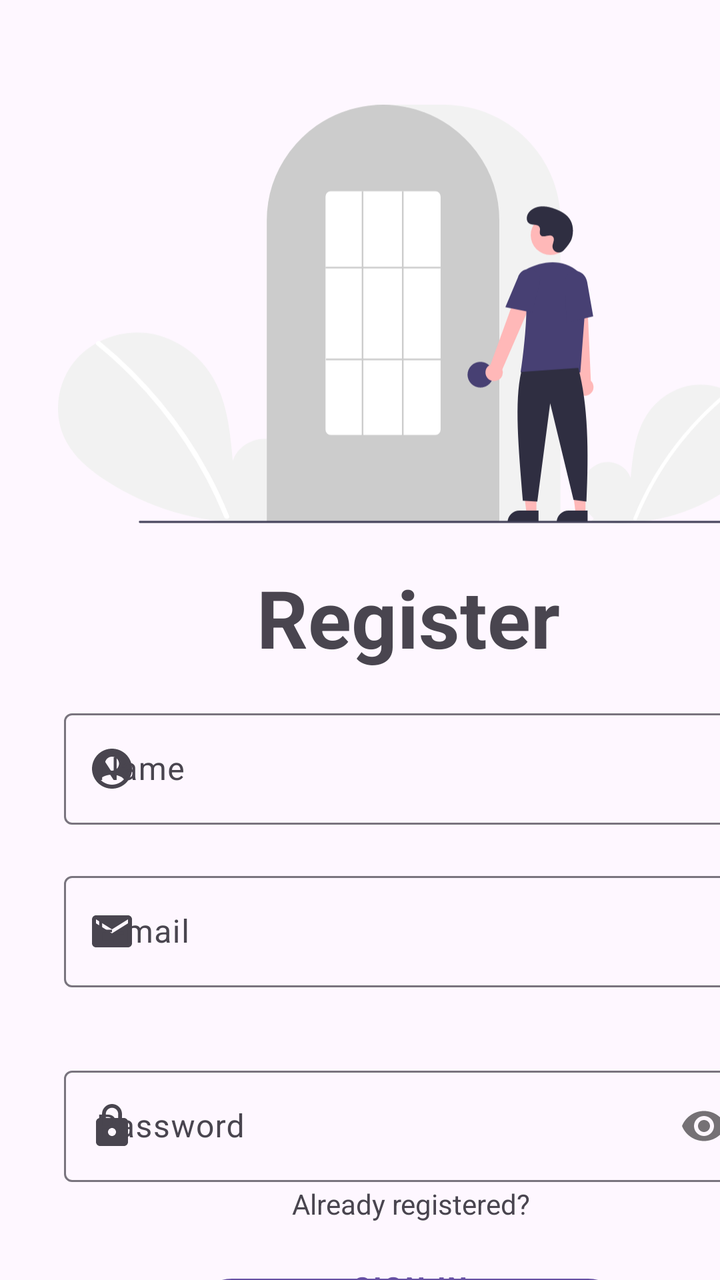
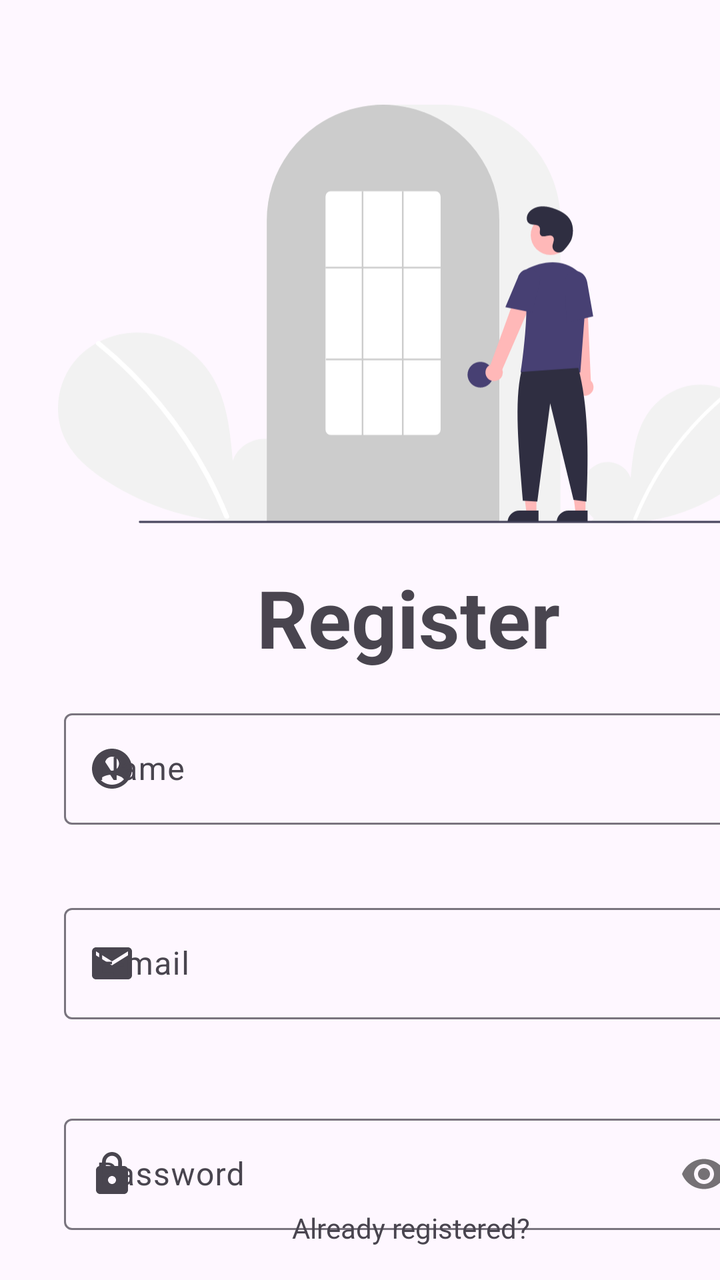

Two renders of the same Android screen: before a commit and after it. Below are the layout's source before the change and the commit's diff.
<!-- AndroidManifest.xml: application theme Theme.Foodalchemy -->
<!-- res/layout/fragment_registration.xml -->
<?xml version="1.0" encoding="utf-8"?>
<androidx.constraintlayout.widget.ConstraintLayout xmlns:android="http://schemas.android.com/apk/res/android"
    xmlns:app="http://schemas.android.com/apk/res-auto"
    xmlns:tools="http://schemas.android.com/tools"
    android:layout_width="match_parent"
    android:layout_height="match_parent"
    tools:context=".ui.AuthActivity">

    <ImageView
        android:id="@+id/imageView2"
        android:layout_width="350dp"
        android:layout_height="250dp"
        android:layout_marginTop="32dp"
        android:src="@drawable/undraw_login_re_4vu2"
        app:layout_constraintBottom_toTopOf="@+id/textview_register"
        app:layout_constraintEnd_toStartOf="@+id/guideline6"
        app:layout_constraintStart_toStartOf="@+id/guideline5"
        app:layout_constraintTop_toTopOf="parent"
        android:contentDescription="@string/sign_up_image"/>

    <TextView
        android:id="@+id/textview_register"
        android:layout_width="wrap_content"
        android:layout_height="wrap_content"
        android:text="@string/register_textview"
        android:textSize="40sp"
        android:textStyle="bold"
        app:layout_constraintEnd_toStartOf="@+id/guideline6"
        app:layout_constraintStart_toStartOf="@+id/guideline5"
        app:layout_constraintTop_toBottomOf="@+id/imageView2" />

    <androidx.constraintlayout.widget.Guideline
        android:id="@+id/guideline5"
        android:layout_width="wrap_content"
        android:layout_height="wrap_content"
        android:orientation="vertical"
        app:layout_constraintGuide_begin="32dp" />

    <androidx.constraintlayout.widget.Guideline
        android:id="@+id/guideline6"
        android:layout_width="0dp"
        android:layout_height="wrap_content"
        android:layout_marginEnd="32dp"
        android:orientation="vertical"
        app:layout_constraintEnd_toEndOf="parent"
        app:layout_constraintGuide_begin="376dp" />

    <com.google.android.material.textfield.TextInputLayout
        android:id="@+id/text_input_layout_email"
        android:layout_width="0dp"
        android:layout_height="wrap_content"
        android:layout_marginTop="16dp"
        android:layout_marginBottom="16dp"
        app:layout_constraintBottom_toTopOf="@+id/text_input_layout_password"
        app:layout_constraintEnd_toStartOf="@+id/guideline6"
        app:layout_constraintStart_toStartOf="@+id/guideline5"
        app:layout_constraintTop_toBottomOf="@+id/text_input_layout_name"
        app:startIconDrawable="@drawable/baseline_email_24"
        app:endIconMode="clear_text"
        app:errorEnabled="true">

        <com.google.android.material.textfield.TextInputEditText
            android:id="@+id/text_input_edit_text_email"
            android:layout_width="match_parent"
            android:layout_height="wrap_content"
            android:hint="@string/email_hint"
            android:inputType="textEmailAddress" />
    </com.google.android.material.textfield.TextInputLayout>

    <com.google.android.material.textfield.TextInputLayout
        android:id="@+id/text_input_layout_password"
        android:layout_width="0dp"
        android:layout_height="wrap_content"
        android:layout_marginTop="16dp"
        app:layout_constraintEnd_toStartOf="@+id/guideline6"
        app:layout_constraintStart_toStartOf="@+id/guideline5"
        app:layout_constraintTop_toBottomOf="@+id/text_input_layout_email"
        app:passwordToggleEnabled="true"
        app:startIconDrawable="@drawable/baseline_lock_24"
        app:errorEnabled="true">

        <com.google.android.material.textfield.TextInputEditText
            android:id="@+id/text_input_edit_text_password"
            android:layout_width="match_parent"
            android:layout_height="wrap_content"
            android:hint="@string/password_hint"
            android:inputType="textPassword"/>
    </com.google.android.material.textfield.TextInputLayout>

    <com.google.android.material.textfield.TextInputLayout
        android:id="@+id/text_input_layout_name"
        android:layout_width="0dp"
        android:layout_height="wrap_content"
        android:layout_marginTop="16dp"
        app:layout_constraintEnd_toStartOf="@+id/guideline6"
        app:layout_constraintStart_toStartOf="@+id/guideline5"
        app:layout_constraintTop_toBottomOf="@+id/textview_register"
        app:startIconDrawable="@drawable/baseline_account_circle_24"
        app:endIconMode="clear_text"
        app:errorEnabled="true">

        <com.google.android.material.textfield.TextInputEditText
            android:id="@+id/text_input_edit_text_name"
            android:layout_width="match_parent"
            android:layout_height="wrap_content"
            android:hint="@string/name_hint" />
    </com.google.android.material.textfield.TextInputLayout>

    <Button
        android:id="@+id/button_register"
        style="@style/Widget.Material3.Button"
        android:layout_width="0dp"
        android:layout_height="wrap_content"
        android:layout_marginTop="24dp"
        android:text="@string/register_button"
        android:textSize="14sp"
        app:layout_constraintEnd_toStartOf="@+id/guideline9"
        app:layout_constraintStart_toStartOf="@+id/guideline8"
        app:layout_constraintTop_toBottomOf="@+id/text_input_layout_password" />

    <androidx.constraintlayout.widget.Guideline
        android:id="@+id/guideline8"
        android:layout_width="wrap_content"
        android:layout_height="wrap_content"
        android:orientation="vertical"
        app:layout_constraintGuide_begin="96dp" />

    <androidx.constraintlayout.widget.Guideline
        android:id="@+id/guideline9"
        android:layout_width="wrap_content"
        android:layout_height="wrap_content"
        android:orientation="vertical"
        app:layout_constraintGuide_begin="314dp" />

    <TextView
        android:id="@+id/textview_already_register"
        android:layout_width="wrap_content"
        android:layout_height="wrap_content"
        android:layout_marginTop="24dp"
        android:layout_marginBottom="8dp"
        android:text="@string/register_textview2"
        android:textSize="14sp"
        app:layout_constraintBottom_toTopOf="@+id/button_signin"
        app:layout_constraintEnd_toStartOf="@+id/guideline9"
        app:layout_constraintHorizontal_bias="0.505"
        app:layout_constraintStart_toStartOf="@+id/guideline8"
        app:layout_constraintTop_toBottomOf="@+id/button_register" />

    <Button
        android:id="@+id/button_signin"
        style="@style/Widget.MaterialComponents.Button.TextButton"
        android:layout_width="wrap_content"
        android:layout_height="48dp"
        android:layout_marginBottom="88dp"
        android:text="@string/sign_in_button"
        android:textStyle="bold"
        app:layout_constraintBottom_toBottomOf="parent"
        app:layout_constraintEnd_toStartOf="@+id/guideline9"
        app:layout_constraintStart_toStartOf="@+id/guideline8"
        app:layout_constraintTop_toBottomOf="@+id/textview_already_register" />

</androidx.constraintlayout.widget.ConstraintLayout>
<!-- resources referenced by this layout -->
<resources>
  <!-- drawable baseline_account_circle_24 (drawable) -->
  <vector android:height="24dp" android:tint="#000000"
      android:viewportHeight="24" android:viewportWidth="24"
      android:width="24dp" xmlns:android="http://schemas.android.com/apk/res/android">
      <path android:fillColor="@android:color/white" android:pathData="M12,2C6.48,2 2,6.48 2,12s4.48,10 10,10s10,-4.48 10,-10S17.52,2 12,2zM12,6c1.93,0 3.5,1.57 3.5,3.5S13.93,13 12,13s-3.5,-1.57 -3.5,-3.5S10.07,6 12,6zM12,20c-2.03,0 -4.43,-0.82 -6.14,-2.88C7.55,15.8 9.68,15 12,15s4.45,0.8 6.14,2.12C16.43,19.18 14.03,20 12,20z"/>
  </vector>
  <!-- drawable baseline_email_24 (drawable) -->
  <vector android:height="24dp" android:tint="#000000"
      android:viewportHeight="24" android:viewportWidth="24"
      android:width="24dp" xmlns:android="http://schemas.android.com/apk/res/android">
      <path android:fillColor="@android:color/white" android:pathData="M20,4L4,4c-1.1,0 -1.99,0.9 -1.99,2L2,18c0,1.1 0.9,2 2,2h16c1.1,0 2,-0.9 2,-2L22,6c0,-1.1 -0.9,-2 -2,-2zM20,8l-8,5 -8,-5L4,6l8,5 8,-5v2z"/>
  </vector>
  <!-- drawable baseline_lock_24 (drawable) -->
  <vector android:height="24dp" android:tint="#000000"
      android:viewportHeight="24" android:viewportWidth="24"
      android:width="24dp" xmlns:android="http://schemas.android.com/apk/res/android">
      <path android:fillColor="@android:color/white" android:pathData="M18,8h-1L17,6c0,-2.76 -2.24,-5 -5,-5S7,3.24 7,6v2L6,8c-1.1,0 -2,0.9 -2,2v10c0,1.1 0.9,2 2,2h12c1.1,0 2,-0.9 2,-2L20,10c0,-1.1 -0.9,-2 -2,-2zM12,17c-1.1,0 -2,-0.9 -2,-2s0.9,-2 2,-2 2,0.9 2,2 -0.9,2 -2,2zM15.1,8L8.9,8L8.9,6c0,-1.71 1.39,-3.1 3.1,-3.1 1.71,0 3.1,1.39 3.1,3.1v2z"/>
  </vector>
  <!-- drawable undraw_login_re_4vu2: vector/xml drawable (drawable, 5564 chars, omitted) -->
  <string name="email_hint">E-mail</string>
  <string name="name_hint">Name</string>
  <string name="password_hint">Password</string>
  <string name="register_button">REGISTER</string>
  <string name="register_textview">Register</string>
  <string name="register_textview2">Already registered?</string>
  <string name="sign_in_button">SIGN IN</string>
  <string name="sign_up_image">Signup Image</string>
  <style name="Theme.Foodalchemy" parent="Base.Theme.Foodalchemy" />
  <style name="Base.Theme.Foodalchemy" parent="Theme.Material3.DayNight.NoActionBar">
          
          
      </style>
</resources>

<!-- the commit's change to res/layout/fragment_registration.xml (unified diff, before → after) -->
@@ -49,15 +49,15 @@
         android:id="@+id/text_input_layout_email"
         android:layout_width="0dp"
         android:layout_height="wrap_content"
-        android:layout_marginTop="16dp"
+        android:layout_marginTop="8dp"
         android:layout_marginBottom="16dp"
+        app:endIconMode="clear_text"
+        app:errorEnabled="true"
         app:layout_constraintBottom_toTopOf="@+id/text_input_layout_password"
         app:layout_constraintEnd_toStartOf="@+id/guideline6"
         app:layout_constraintStart_toStartOf="@+id/guideline5"
         app:layout_constraintTop_toBottomOf="@+id/text_input_layout_name"
-        app:startIconDrawable="@drawable/baseline_email_24"
-        app:endIconMode="clear_text"
-        app:errorEnabled="true">
+        app:startIconDrawable="@drawable/baseline_email_24">
 
         <com.google.android.material.textfield.TextInputEditText
             android:id="@+id/text_input_edit_text_email"
@@ -71,20 +71,22 @@
         android:id="@+id/text_input_layout_password"
         android:layout_width="0dp"
         android:layout_height="wrap_content"
-        android:layout_marginTop="16dp"
+        android:layout_marginTop="8dp"
+        android:layout_marginBottom="24dp"
+        app:errorEnabled="true"
+        app:layout_constraintBottom_toTopOf="@+id/button_register"
         app:layout_constraintEnd_toStartOf="@+id/guideline6"
         app:layout_constraintStart_toStartOf="@+id/guideline5"
         app:layout_constraintTop_toBottomOf="@+id/text_input_layout_email"
         app:passwordToggleEnabled="true"
-        app:startIconDrawable="@drawable/baseline_lock_24"
-        app:errorEnabled="true">
+        app:startIconDrawable="@drawable/baseline_lock_24">
 
         <com.google.android.material.textfield.TextInputEditText
             android:id="@+id/text_input_edit_text_password"
             android:layout_width="match_parent"
             android:layout_height="wrap_content"
             android:hint="@string/password_hint"
-            android:inputType="textPassword"/>
+            android:inputType="textPassword" />
     </com.google.android.material.textfield.TextInputLayout>
 
     <com.google.android.material.textfield.TextInputLayout
@@ -92,12 +94,14 @@
         android:layout_width="0dp"
         android:layout_height="wrap_content"
         android:layout_marginTop="16dp"
+        android:layout_marginBottom="8dp"
+        app:endIconMode="clear_text"
+        app:errorEnabled="true"
+        app:layout_constraintBottom_toTopOf="@+id/text_input_layout_email"
         app:layout_constraintEnd_toStartOf="@+id/guideline6"
         app:layout_constraintStart_toStartOf="@+id/guideline5"
         app:layout_constraintTop_toBottomOf="@+id/textview_register"
-        app:startIconDrawable="@drawable/baseline_account_circle_24"
-        app:endIconMode="clear_text"
-        app:errorEnabled="true">
+        app:startIconDrawable="@drawable/baseline_account_circle_24">
 
         <com.google.android.material.textfield.TextInputEditText
             android:id="@+id/text_input_edit_text_name"
